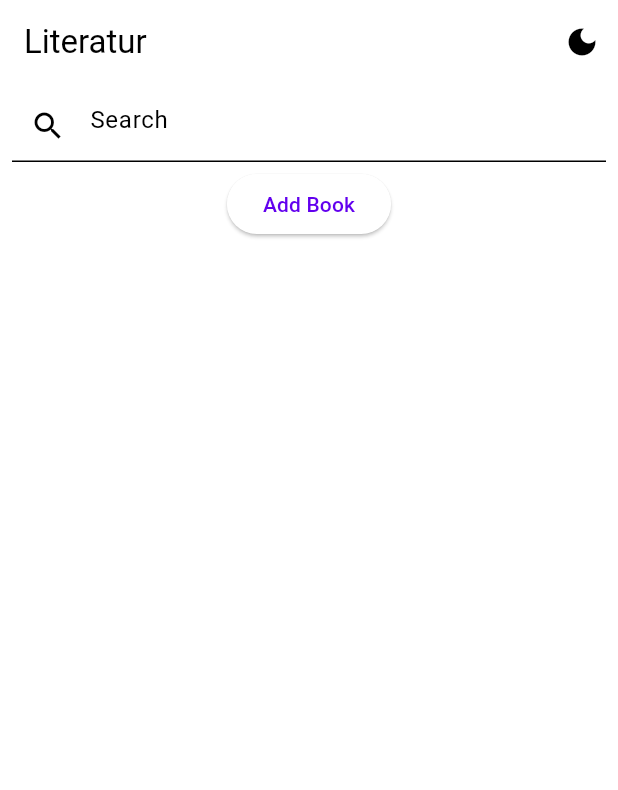
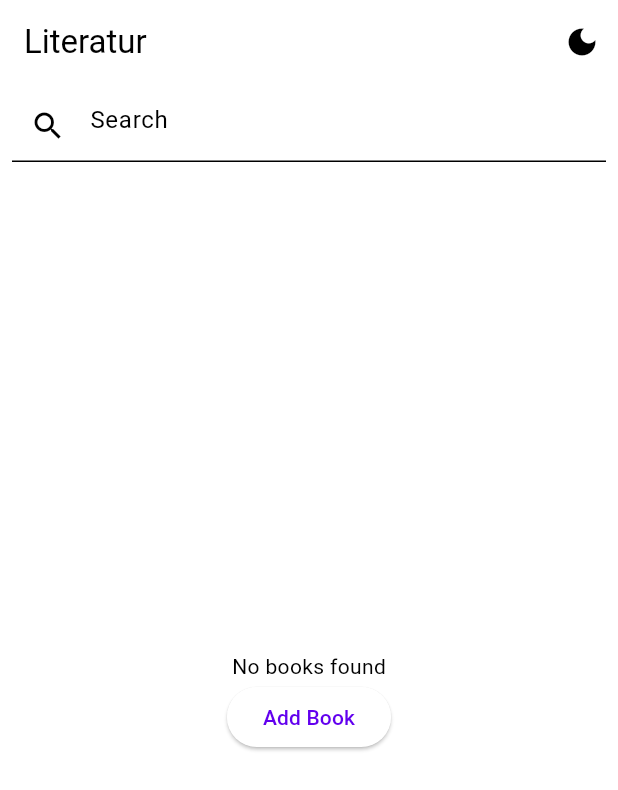
Before and after one commit to bagusindrayana/literatur-flutter, a Flutter app: the screen it shows after launch, on a phone screen of 412 x 824 dp. Shown: the top 790 px of the screen. Run offline on Flutter 3.47's test engine with Material 3 defaults, Android fonts, the phone set to English and light mode, and no system bars; our stand-ins replace adaptive_theme, file_picker, flutter_cache_manager, flutter_dotenv, flutter_gemini, isar and 2 more; missing offline and left inert: cached_memory_image, epubx, japanese_word_tokenizer, jieba_flutter; accounts and stored records are empty; generated files the repository leaves out were written again.

Commit message:
tooltip to iconbutton, tambah keterangan jika tidak ada buku

```diff
--- a/lib/pages/BookPage.dart
+++ b/lib/pages/BookPage.dart
@@ -266,28 +266,20 @@ class _HomePageState extends State<HomePage> {
             const Center(
               child: CircularProgressIndicator(),
             )
-          else if (books.length == 0)
-            Center(
-              child: ElevatedButton(
-                onPressed: () {
-                  _addBook();
-                },
-                child: Text('Add Book'),
-              ),
-            )
           else
             Expanded(
               child: Stack(
                 children: [
                   if (showLoading)
-                    Center(
+                    const Center(
                       child: CircularProgressIndicator(),
                     ),
                   RefreshIndicator(
                       onRefresh: () async {
                         return _loadData();
                       },
-                      child: Padding(
+                      child: (books.length > 0)
+                          ? Padding(
                               padding: const EdgeInsets.only(
                                   top: 8.0, left: 8.0, right: 8.0, bottom: 0),
                               child: GridView.builder(
@@ -336,7 +328,20 @@ class _HomePageState extends State<HomePage> {
                                   );
                                 },
                               ),
-                      ))
+                            )
+                          : Align(
+                              alignment: Alignment.center,
+                              child: Column(
+                                  mainAxisAlignment: MainAxisAlignment.center,
+                                  children: [
+                                    Text("No books found"),
+                                    ElevatedButton(
+                                      onPressed: () {
+                                        _addBook();
+                                      },
+                                      child: Text('Add Book'),
+                                    )
+                                  ])))
                 ],
               ),
             ),
@@ -346,6 +351,7 @@ class _HomePageState extends State<HomePage> {
       floatingActionButton: books.length > 0
           ? (!multiSelectMode)
               ? FloatingActionButton(
+                  tooltip: "Add new book",
                   onPressed: () {
                     _addBook();
                   },
@@ -355,6 +361,7 @@ class _HomePageState extends State<HomePage> {
                   ),
                 )
               : FloatingActionButton(
+                  tooltip: "Delete selected books",
                   onPressed: () {
                     _multiDeleteBooks();
                   },
--- a/lib/pages/EditTranslateBookPage.dart
+++ b/lib/pages/EditTranslateBookPage.dart
@@ -60,6 +60,8 @@ class _EditTranslateBookPageState extends State<EditTranslateBookPage> {
         title: Text('Edit : ${widget.book.title}'),
         actions: [
           IconButton(
+            tooltip:
+                "Delete Translate ${widget.book.title}: ${widget.translate.fromLanguage} to ${widget.translate.toLanguage}",
             icon: Icon(Icons.delete),
             onPressed: () {
               deleteTranslate();
```
Also changed, not shown: lib/pages/ViewBookPage.dart (+13 -2 lines). Lines whose indentation alone changed are shown as unchanged.
